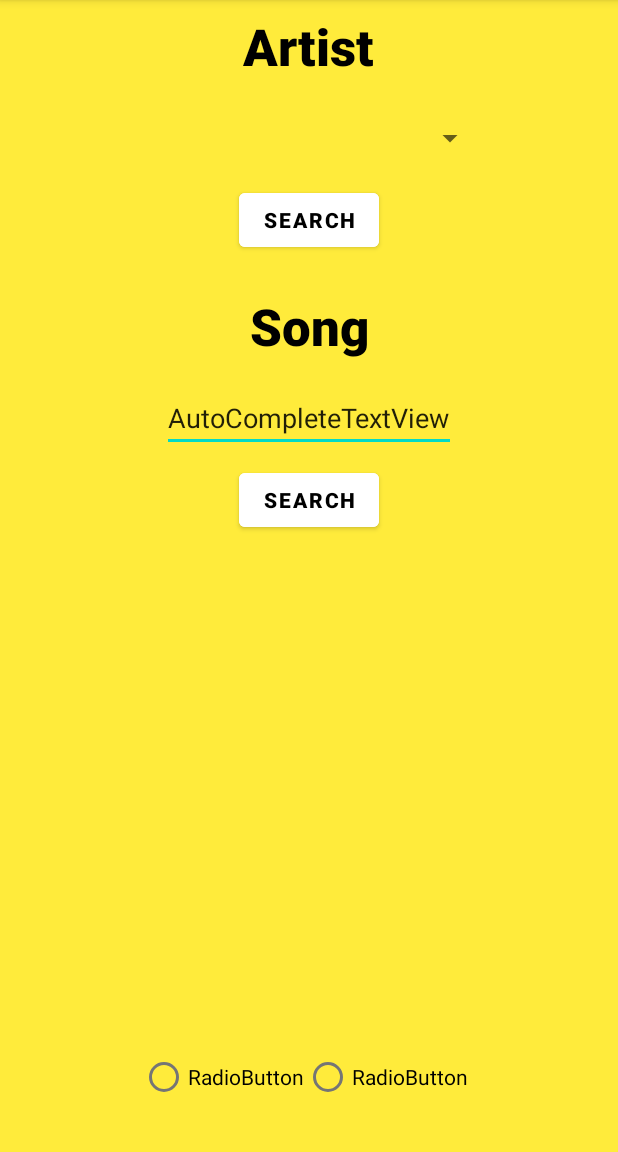
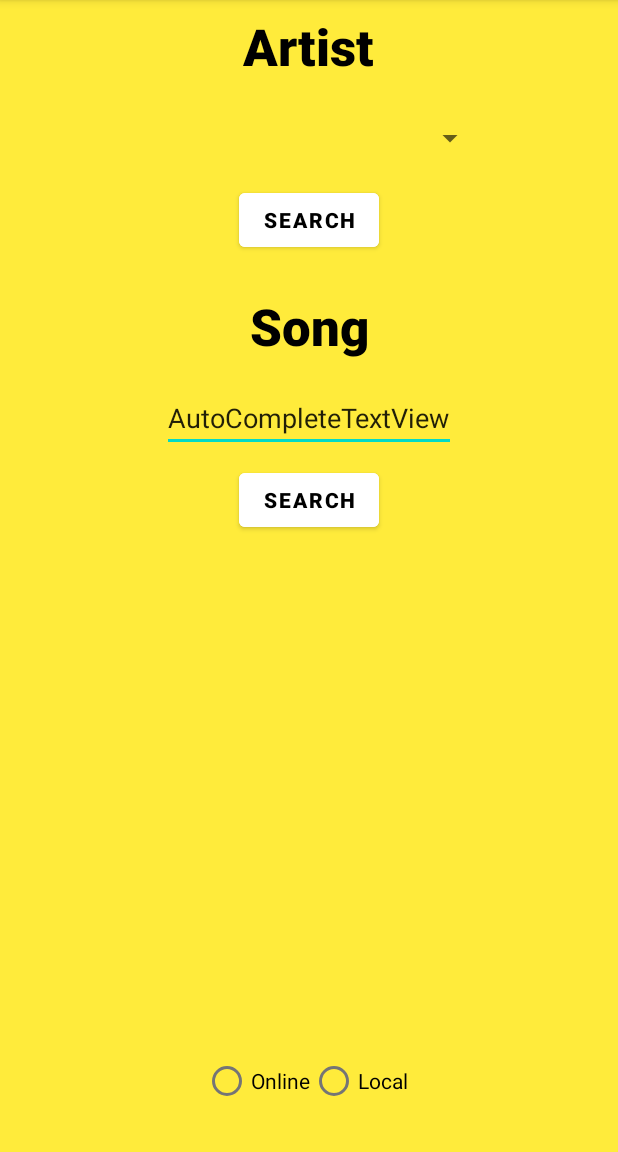
Before and after one commit to nadiaxm5/MusicApp, an Android app: the screen it shows after launch (MainActivity), on a phone screen of 412 x 824 dp, the part 84-1236 px from its top. Run offline under Robolectric (Android 15) with nearby library versions, the phone set to English and light mode, and no system bars; 1 statement that could not run was skipped.

Commit message:
first steps

```diff
--- /dev/null
+++ b/app/src/main/java/es/uji/al394716/musicapp/Activity1/Interface1.kt
@@ -0,0 +1,4 @@
+package es.uji.al394716.musicapp.Activity1
+
+interface Interface1 {
+}
--- /dev/null
+++ b/app/src/main/java/es/uji/al394716/musicapp/Entities/Artist.kt
@@ -0,0 +1,4 @@
+package es.uji.al394716.musicapp.Entities
+
+class Artist {
+}
--- /dev/null
+++ b/app/src/main/java/es/uji/al394716/musicapp/Entities/ArtistSongs.kt
@@ -0,0 +1,4 @@
+package es.uji.al394716.musicapp.Entities
+
+class ArtistSongs {
+}
--- /dev/null
+++ b/app/src/main/java/es/uji/al394716/musicapp/Entities/Song.kt
@@ -0,0 +1,4 @@
+package es.uji.al394716.musicapp.Entities
+
+class Song {
+}
--- a/app/src/main/java/es/uji/al394716/musicapp/MainActivity.kt
+++ b/app/src/main/java/es/uji/al394716/musicapp/MainActivity.kt
@@ -2,10 +2,37 @@ package es.uji.al394716.musicapp
 
 import androidx.appcompat.app.AppCompatActivity
 import android.os.Bundle
+import android.widget.*
+import es.uji.al394716.musicapp.Activity1.Interface1
+import es.uji.al394716.musicapp.Activity1.Presenter1
+import es.uji.al394716.musicapp.model.Model
 
-class MainActivity : AppCompatActivity() {
+class MainActivity : AppCompatActivity(), Interface1 {
+    lateinit var songAutoComplete: AutoCompleteTextView
+    lateinit var artistSpinner: Spinner
+    lateinit var artistButton: Button
+    lateinit var songButton: Button
+    lateinit var radioLocal: RadioButton
+    lateinit var radioOnline: RadioButton
+    lateinit var artistTextView: TextView
+    lateinit var songTextView: TextView
+
+    lateinit var presenter: Presenter1
+
     override fun onCreate(savedInstanceState: Bundle?) {
         super.onCreate(savedInstanceState)
         setContentView(R.layout.activity_main)
+
+        songAutoComplete = findViewById(R.id.autoComplete)
+        artistSpinner = findViewById(R.id.artistSpinner)
+        artistButton = findViewById(R.id.artistButton)
+        songButton = findViewById(R.id.songButton)
+        radioLocal = findViewById(R.id.localRadioB)
+        radioOnline = findViewById(R.id.onlineRadioB)
+        artistTextView = findViewById(R.id.artistTextView)
+        songTextView = findViewById(R.id.songTextView)
+
+        val model = Model(applicationContext)
+        presenter = Presenter1()
     }
 }
--- /dev/null
+++ b/app/src/main/java/es/uji/al394716/musicapp/model/Model.kt
@@ -0,0 +1,6 @@
+package es.uji.al394716.musicapp.model
+
+import android.content.Context
+
+class Model(context: Context) {
+}
--- a/app/src/main/res/layout/activity_main.xml
+++ b/app/src/main/res/layout/activity_main.xml
@@ -8,7 +8,7 @@
     tools:context=".MainActivity">
 
     <Spinner
-        android:id="@+id/spinner"
+        android:id="@+id/artistSpinner"
         android:layout_width="236dp"
         android:layout_height="45dp"
         android:layout_marginTop="16dp"
@@ -17,17 +17,17 @@
         app:layout_constraintTop_toBottomOf="@+id/artistTextView" />
 
     <AutoCompleteTextView
-        android:id="@+id/autoCompleteTextView"
+        android:id="@+id/songAutoComplete"
         android:layout_width="wrap_content"
         android:layout_height="wrap_content"
         android:layout_marginTop="16dp"
         android:text="AutoCompleteTextView"
         app:layout_constraintEnd_toEndOf="parent"
         app:layout_constraintStart_toStartOf="parent"
-        app:layout_constraintTop_toBottomOf="@+id/textView2" />
+        app:layout_constraintTop_toBottomOf="@+id/songTextView" />
 
     <Button
-        android:id="@+id/button"
+        android:id="@+id/artistButton"
         android:layout_width="wrap_content"
         android:layout_height="wrap_content"
         android:layout_marginTop="8dp"
@@ -38,10 +38,10 @@
         android:textStyle="bold"
         app:layout_constraintEnd_toEndOf="parent"
         app:layout_constraintStart_toStartOf="parent"
-        app:layout_constraintTop_toBottomOf="@+id/spinner" />
+        app:layout_constraintTop_toBottomOf="@+id/artistSpinner" />
 
     <Button
-        android:id="@+id/button2"
+        android:id="@+id/songButton"
         android:layout_width="wrap_content"
         android:layout_height="wrap_content"
         android:layout_marginTop="8dp"
@@ -51,7 +51,7 @@
         android:textStyle="bold"
         app:layout_constraintEnd_toEndOf="parent"
         app:layout_constraintStart_toStartOf="parent"
-        app:layout_constraintTop_toBottomOf="@+id/autoCompleteTextView" />
+        app:layout_constraintTop_toBottomOf="@+id/songAutoComplete" />
 
     <TextView
         android:id="@+id/artistTextView"
@@ -67,7 +67,7 @@
         app:layout_constraintTop_toTopOf="parent" />
 
     <TextView
-        android:id="@+id/textView2"
+        android:id="@+id/songTextView"
         android:layout_width="wrap_content"
         android:layout_height="wrap_content"
         android:layout_marginTop="24dp"
@@ -77,11 +77,11 @@
         android:textSize="34sp"
         app:layout_constraintEnd_toEndOf="parent"
         app:layout_constraintStart_toStartOf="parent"
-        app:layout_constraintTop_toBottomOf="@+id/button" />
+        app:layout_constraintTop_toBottomOf="@+id/artistButton" />
 
     <RadioGroup
-        android:layout_width="225dp"
-        android:layout_height="66dp"
+        android:layout_width="141dp"
+        android:layout_height="63dp"
         android:layout_marginBottom="8dp"
         android:orientation="horizontal"
         app:layout_constraintBottom_toBottomOf="parent"
@@ -89,16 +89,16 @@
         app:layout_constraintStart_toStartOf="parent">
 
         <RadioButton
-            android:id="@+id/radioButton2"
+            android:id="@+id/onlineRadioB"
             android:layout_width="wrap_content"
             android:layout_height="wrap_content"
-            android:text="RadioButton" />
+            android:text="Online" />
 
         <RadioButton
-            android:id="@+id/radioButton"
+            android:id="@+id/localRadioB"
             android:layout_width="wrap_content"
             android:layout_height="wrap_content"
-            android:text="RadioButton" />
+            android:text="Local" />
     </RadioGroup>
 
 </androidx.constraintlayout.widget.ConstraintLayout>
```
Also changed, not shown: app/src/main/java/es/uji/al394716/musicapp/Activity1/Presenter1.kt (added, +7 -0 lines), app/src/main/java/es/uji/al394716/musicapp/model/Network.kt (added, +51 -0 lines), app/src/main/java/es/uji/al394716/musicapp/model/SingletonHolder.kt (added, +11 -0 lines).
